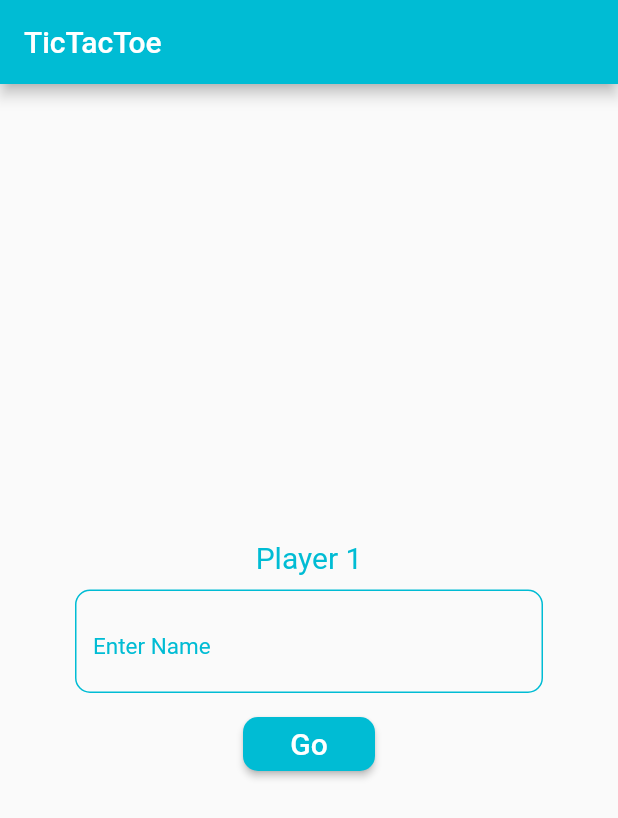
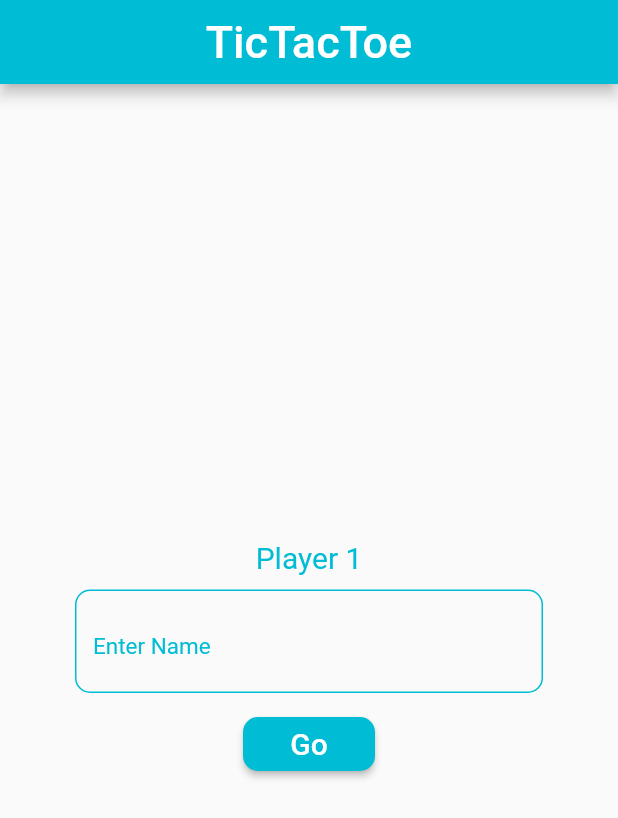
Before and after one commit to varunkamat22/TicTacToe, a Flutter app: the screen it shows after launch, on a phone screen of 412 x 824 dp. Shown: the top 818 px of the screen. Run offline on Flutter 3.47's test engine with Material 2 defaults, Android fonts, the light colour scheme and no system bars.

Commit message:
centered title

```diff
--- a/lib/main.dart
+++ b/lib/main.dart
@@ -22,7 +22,8 @@ class MyApp extends StatelessWidget {
 
   static PreferredSizeWidget getAppBar() {
     return AppBar(
-      title: Text("TicTacToe", style: TextStyle(fontSize: 20,),),
+      title: Text("TicTacToe", style: TextStyle(fontSize: 30),),
+      centerTitle: true,
       backgroundColor: Colors.cyan,
     );
   }
```
